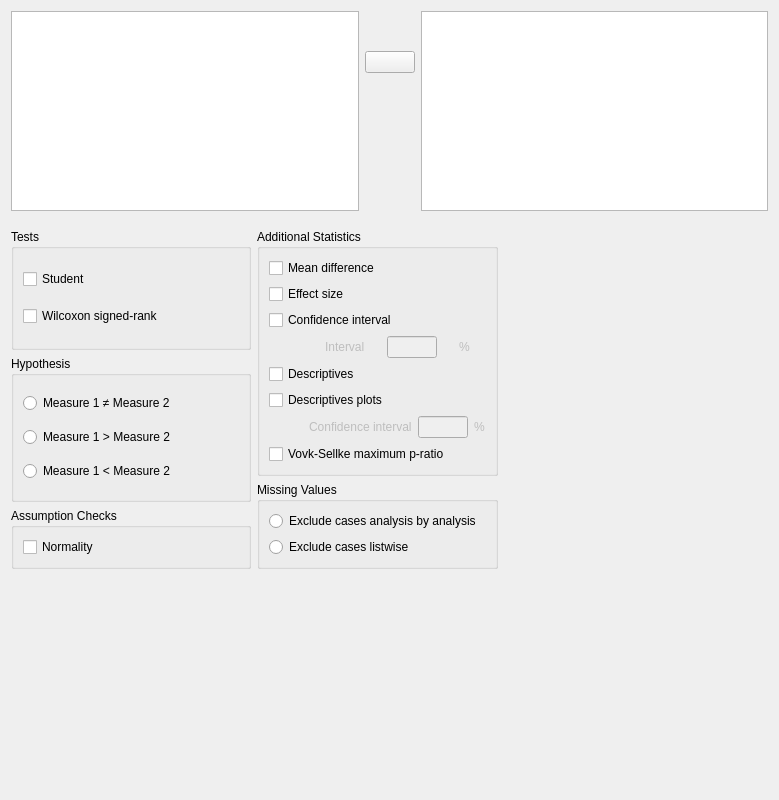
Above: JASP-Desktop/analysisforms/ttestpairedsamplesform.ui from jasp-stats/jasp-desktop before the change. Below: the same form after it.
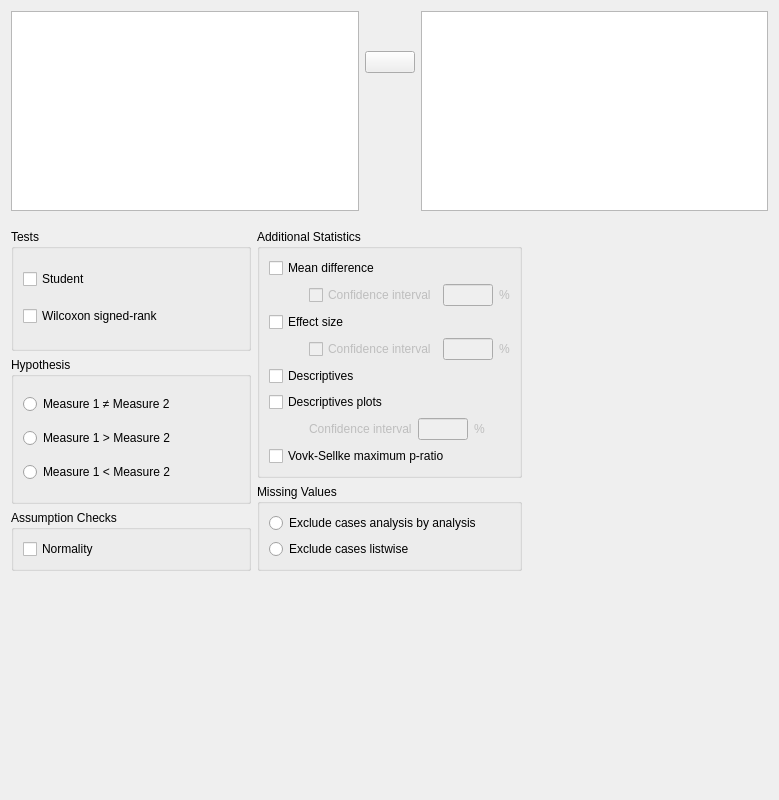
That is the form after the change. Custom widgets are drawn as their Qt base class.

Commit message: Clarified confidence intervals Added confidence intervals for effect sizes

The edit to the form file:
```diff
--- a/JASP-Desktop/analysisforms/ttestpairedsamplesform.ui
+++ b/JASP-Desktop/analysisforms/ttestpairedsamplesform.ui
@@ -180,8 +180,8 @@
         <property name="title">
          <string>Additional Statistics</string>
         </property>
-        <layout class="QVBoxLayout" name="verticalLayout">
-         <item>
+        <layout class="QFormLayout" name="formLayout">
+         <item row="0" column="0">
           <widget class="BoundCheckBox" name="meanDifference">
            <property name="sizePolicy">
             <sizepolicy hsizetype="Fixed" vsizetype="Fixed">
@@ -194,7 +194,70 @@
            </property>
           </widget>
          </item>
-         <item>
+         <item row="1" column="0">
+          <widget class="QWidget" name="widgetMeanDiffConfidenceInterval" native="true">
+           <property name="enabled">
+            <bool>false</bool>
+           </property>
+           <layout class="QGridLayout" name="gridLayout_13">
+            <property name="leftMargin">
+             <number>40</number>
+            </property>
+            <property name="topMargin">
+             <number>0</number>
+            </property>
+            <property name="rightMargin">
+             <number>0</number>
+            </property>
+            <property name="bottomMargin">
+             <number>0</number>
+            </property>
+            <item row="0" column="2">
+             <widget class="QLabel" name="label_6">
+              <property name="sizePolicy">
+               <sizepolicy hsizetype="Fixed" vsizetype="Preferred">
+                <horstretch>0</horstretch>
+                <verstretch>0</verstretch>
+               </sizepolicy>
+              </property>
+              <property name="text">
+               <string>%</string>
+              </property>
+             </widget>
+            </item>
+            <item row="0" column="1">
+             <widget class="BoundTextBox" name="meanDiffConfidenceIntervalPercent">
+              <property name="sizePolicy">
+               <sizepolicy hsizetype="Fixed" vsizetype="Fixed">
+                <horstretch>0</horstretch>
+                <verstretch>0</verstretch>
+               </sizepolicy>
+              </property>
+              <property name="minimumSize">
+               <size>
+                <width>50</width>
+                <height>0</height>
+               </size>
+              </property>
+              <property name="maximumSize">
+               <size>
+                <width>50</width>
+                <height>16777215</height>
+               </size>
+              </property>
+             </widget>
+            </item>
+            <item row="0" column="0">
+             <widget class="BoundCheckBox" name="meanDiffConfidenceIntervalCheckbox">
+              <property name="text">
+               <string>Confidence interval</string>
+              </property>
+             </widget>
+            </item>
+           </layout>
+          </widget>
+         </item>
+         <item row="2" column="0">
           <widget class="BoundCheckBox" name="effectSize">
            <property name="sizePolicy">
             <sizepolicy hsizetype="Fixed" vsizetype="Fixed">
@@ -207,25 +270,12 @@
            </property>
           </widget>
          </item>
-         <item>
-          <widget class="BoundCheckBox" name="confidenceInterval">
-           <property name="sizePolicy">
-            <sizepolicy hsizetype="Fixed" vsizetype="Fixed">
-             <horstretch>0</horstretch>
-             <verstretch>0</verstretch>
-            </sizepolicy>
-           </property>
-           <property name="text">
-            <string>Confidence interval</string>
-           </property>
-          </widget>
-         </item>
-         <item>
-          <widget class="QWidget" name="widgetConfidenceIntervalInterval" native="true">
+         <item row="3" column="0">
+          <widget class="QWidget" name="widgetEffSizeConfidenceInterval" native="true">
            <property name="enabled">
             <bool>false</bool>
            </property>
-           <layout class="QGridLayout" name="gridLayout_8">
+           <layout class="QGridLayout" name="gridLayout_14">
             <property name="leftMargin">
              <number>40</number>
             </property>
@@ -238,19 +288,6 @@
             <property name="bottomMargin">
              <number>0</number>
             </property>
-            <item row="0" column="0">
-             <widget class="QLabel" name="label">
-              <property name="sizePolicy">
-               <sizepolicy hsizetype="Fixed" vsizetype="Preferred">
-                <horstretch>0</horstretch>
-                <verstretch>0</verstretch>
-               </sizepolicy>
-              </property>
-              <property name="text">
-               <string>Interval</string>
-              </property>
-             </widget>
-            </item>
             <item row="0" column="1">
              <widget class="BoundTextBox" name="confidenceIntervalInterval">
               <property name="sizePolicy">
@@ -286,10 +323,17 @@
               </property>
              </widget>
             </item>
+            <item row="0" column="0">
+             <widget class="BoundCheckBox" name="effSizeConfidenceIntervalCheckbox">
+              <property name="text">
+               <string>Confidence interval</string>
+              </property>
+             </widget>
+            </item>
            </layout>
           </widget>
          </item>
-         <item>
+         <item row="4" column="0">
           <widget class="BoundCheckBox" name="descriptives">
            <property name="sizePolicy">
             <sizepolicy hsizetype="Fixed" vsizetype="Fixed">
@@ -302,7 +346,7 @@
            </property>
           </widget>
          </item>
-         <item>
+         <item row="5" column="0">
           <widget class="BoundCheckBox" name="descriptivesPlots">
            <property name="sizePolicy">
             <sizepolicy hsizetype="Fixed" vsizetype="Fixed">
@@ -315,7 +359,7 @@
            </property>
           </widget>
          </item>
-         <item>
+         <item row="6" column="0">
           <widget class="QWidget" name="widgetDescriptivesPlotsConfidenceInterval" native="true">
            <property name="enabled">
             <bool>false</bool>
@@ -384,7 +428,7 @@
            </layout>
           </widget>
          </item>
-         <item>
+         <item row="7" column="0">
           <widget class="BoundCheckBox" name="VovkSellkeMPR">
            <property name="sizePolicy">
             <sizepolicy hsizetype="Fixed" vsizetype="Fixed">
```
Left out of the diff: 54 changed lines with no effect on the pictures. The commit also changes 11 other files.
